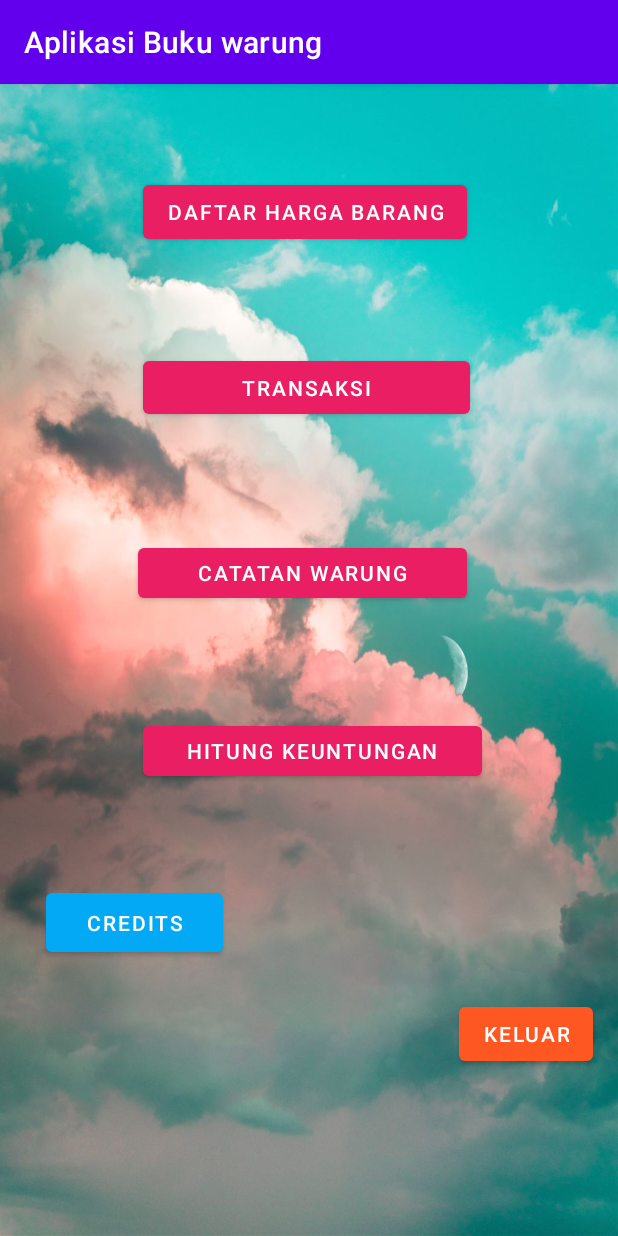
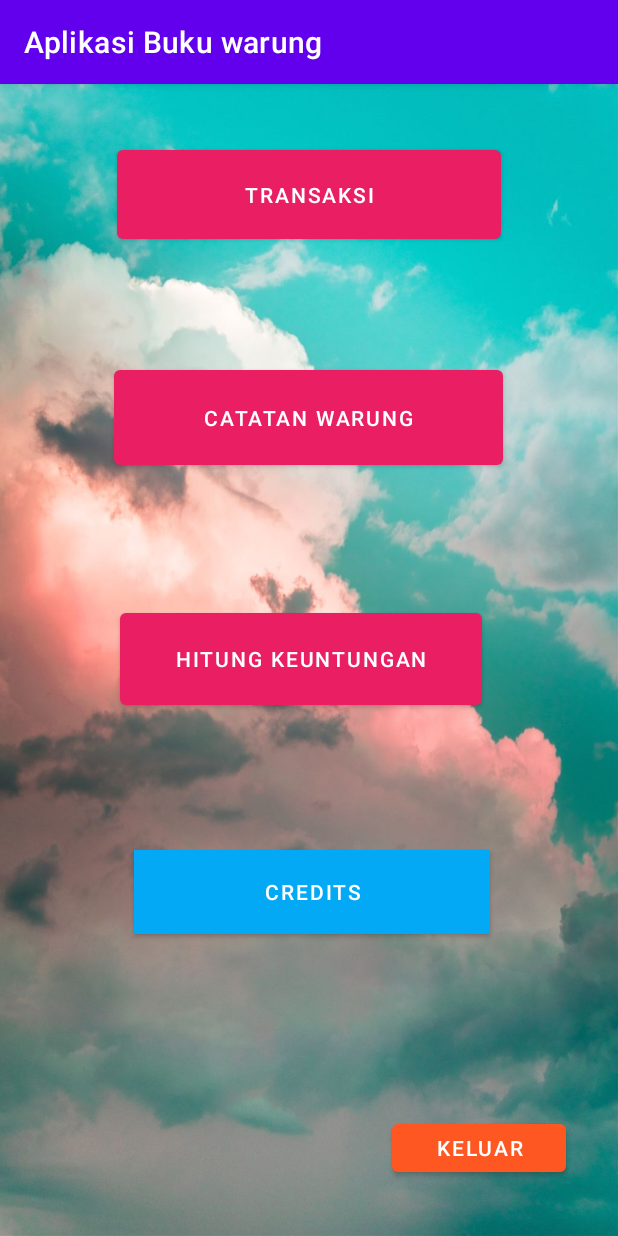
Before and after one commit to IF19BGanangRizkiSaputro/FinalProjek_GanangRizkiSaputro, an Android app: the MainActivity screen opened directly, with no data from a screen before it, on a phone screen of 412 x 824 dp. Run offline under Robolectric (Android 15) with nearby library versions, the phone set to English and light mode, and no system bars; 1 statement that could not run was skipped.

Commit message:
Merapikan final projek

```diff
--- a/app/src/main/AndroidManifest.xml
+++ b/app/src/main/AndroidManifest.xml
@@ -15,7 +15,6 @@
         <activity android:name=".RegisterActivity" />
         <activity android:name=".TambahHutang" />
         <activity android:name=".Transaksi" />
-        <activity android:name=".DaftarHargaBarang" />
         <activity android:name=".LoginActivity" />
         <activity android:name=".MainActivity">
             <intent-filter>
--- a/app/src/main/java/com/example/sqlperpustaakaan/sqliteperpustakaan/bukuwarung/bukuwarung/aplikasibukuwarung/HitungKeuntungan.java
+++ b/app/src/main/java/com/example/sqlperpustaakaan/sqliteperpustakaan/bukuwarung/bukuwarung/aplikasibukuwarung/HitungKeuntungan.java
@@ -35,7 +35,5 @@ public class HitungKeuntungan extends AppCompatActivity {
 
                 }
             });
-
-
         }
     }
--- a/app/src/main/java/com/example/sqlperpustaakaan/sqliteperpustakaan/bukuwarung/bukuwarung/aplikasibukuwarung/MainActivity.java
+++ b/app/src/main/java/com/example/sqlperpustaakaan/sqliteperpustakaan/bukuwarung/bukuwarung/aplikasibukuwarung/MainActivity.java
@@ -10,7 +10,7 @@ import android.widget.Toast;
 
 public class MainActivity extends AppCompatActivity {
     DatabaseHelper db;
-    Button button1, button2, button3, button4,button5, logout;
+    Button button2, button3, button4,button5, logout;
 
 
     @Override
@@ -18,19 +18,11 @@ public class MainActivity extends AppCompatActivity {
         super.onCreate(savedInstanceState);
         setContentView(R.layout.activity_main);
 
-        button1 = (Button) findViewById(R.id.button1);
         button2 = (Button) findViewById(R.id.button2);
         button3 = (Button) findViewById(R.id.button3);
         button4 = (Button) findViewById(R.id.button4);
         button5 = (Button) findViewById(R.id.button5);
 
-        button1.setOnClickListener(new View.OnClickListener() {
-            @Override
-            public void onClick(View v) {
-                Intent intent = new Intent(MainActivity.this,DaftarHargaBarang.class);
-                startActivity(intent);
-            }
-        });
 
         button2.setOnClickListener(new View.OnClickListener() {
             @Override
@@ -79,7 +71,6 @@ public class MainActivity extends AppCompatActivity {
             startActivity(loginIntent);
             finish();
         }
-
         // logout
         logout.setOnClickListener(new View.OnClickListener() {
             @Override
--- a/app/src/main/java/com/example/sqlperpustaakaan/sqliteperpustakaan/bukuwarung/bukuwarung/aplikasibukuwarung/credit.java
+++ b/app/src/main/java/com/example/sqlperpustaakaan/sqliteperpustakaan/bukuwarung/bukuwarung/aplikasibukuwarung/credit.java
@@ -6,7 +6,7 @@ import android.os.Bundle;
 import android.widget.TextView;
 
 public class credit extends AppCompatActivity {
-        TextView textView4, textView5, textView6, textView7, textView8,textView12,textView13;
+        TextView textView4, textView5, textView6, textView7, textView8,textView12,textView13,textView15;
 
     @Override
     protected void onCreate(Bundle savedInstanceState) {
@@ -19,5 +19,6 @@ public class credit extends AppCompatActivity {
         textView8 = (TextView) findViewById(R.id.textView8);
         textView12=(TextView)findViewById(R.id.textView12);
         textView13=(TextView)findViewById(R.id.textView13);
+        textView15=(TextView)findViewById(R.id.textView15);
     }
 }
--- a/app/src/main/res/layout/activity_main.xml
+++ b/app/src/main/res/layout/activity_main.xml
@@ -7,84 +7,74 @@
     android:background="@drawable/bag3"
     tools:context=".MainActivity">
 
-    <Button
-        android:id="@+id/button1"
-        android:layout_width="wrap_content"
-        android:layout_height="wrap_content"
-        android:text="Daftar Harga Barang"
-        app:backgroundTint="#E91E63"
-        app:layout_constraintBottom_toBottomOf="parent"
-        app:layout_constraintEnd_toEndOf="parent"
-        app:layout_constraintHorizontal_bias="0.487"
-        app:layout_constraintStart_toStartOf="parent"
-        app:layout_constraintTop_toTopOf="parent"
-        app:layout_constraintVertical_bias="0.085" />
 
     <Button
         android:id="@+id/button2"
-        android:layout_width="218dp"
-        android:layout_height="47dp"
+        android:layout_width="256dp"
+        android:layout_height="71dp"
         android:text="Transaksi"
         app:backgroundTint="#E91E63"
         app:layout_constraintBottom_toBottomOf="parent"
         app:layout_constraintEnd_toEndOf="parent"
-        app:layout_constraintHorizontal_bias="0.492"
+        app:layout_constraintHorizontal_bias="0.502"
         app:layout_constraintStart_toStartOf="parent"
         app:layout_constraintTop_toTopOf="parent"
-        app:layout_constraintVertical_bias="0.248" />
+        app:layout_constraintVertical_bias="0.055" />
+
 
     <Button
         android:id="@+id/button3"
-        android:layout_width="219dp"
-        android:layout_height="45dp"
+        android:layout_width="259dp"
+        android:layout_height="75dp"
         android:text="Catatan Warung"
         app:backgroundTint="#E91E63"
         app:layout_constraintBottom_toBottomOf="parent"
         app:layout_constraintEnd_toEndOf="parent"
-        app:layout_constraintHorizontal_bias="0.479"
+        app:layout_constraintHorizontal_bias="0.497"
         app:layout_constraintStart_toStartOf="parent"
         app:layout_constraintTop_toTopOf="parent"
-        app:layout_constraintVertical_bias="0.42" />
+        app:layout_constraintVertical_bias="0.267" />
 
     <Button
         android:id="@+id/button4"
-        android:layout_width="226dp"
-        android:layout_height="45dp"
+        android:layout_width="241dp"
+        android:layout_height="73dp"
         android:text="Hitung Keuntungan"
         app:backgroundTint="#E91E63"
         app:layout_constraintBottom_toBottomOf="parent"
         app:layout_constraintEnd_toEndOf="parent"
-        app:layout_constraintHorizontal_bias="0.513"
+        app:layout_constraintHorizontal_bias="0.469"
         app:layout_constraintStart_toStartOf="parent"
         app:layout_constraintTop_toTopOf="parent"
-        app:layout_constraintVertical_bias="0.584" />
-
+        app:layout_constraintVertical_bias="0.499" />
 
     <Button
         android:id="@+id/button5"
-        android:layout_width="118dp"
-        android:layout_height="51dp"
+        android:layout_width="237dp"
+        android:layout_height="56dp"
+        android:background="#FFFFFF"
         android:text="Credits"
         app:backgroundTint="#03A9F4"
+        app:backgroundTintMode="src_in"
         app:layout_constraintBottom_toBottomOf="parent"
         app:layout_constraintEnd_toEndOf="parent"
-        app:layout_constraintHorizontal_bias="0.105"
+        app:layout_constraintHorizontal_bias="0.512"
         app:layout_constraintStart_toStartOf="parent"
         app:layout_constraintTop_toTopOf="parent"
-        app:layout_constraintVertical_bias="0.744" />
+        app:layout_constraintVertical_bias="0.717" />
 
     <Button
         android:id="@+id/btn_logout"
-        android:layout_width="wrap_content"
-        android:layout_height="wrap_content"
+        android:layout_width="116dp"
+        android:layout_height="44dp"
         android:text="KELUAR"
         app:backgroundTint="#FF5722"
         app:layout_constraintBottom_toBottomOf="parent"
         app:layout_constraintEnd_toEndOf="parent"
-        app:layout_constraintHorizontal_bias="0.949"
+        app:layout_constraintHorizontal_bias="0.884"
         app:layout_constraintStart_toStartOf="parent"
         app:layout_constraintTop_toTopOf="parent"
-        app:layout_constraintVertical_bias="0.846" />
+        app:layout_constraintVertical_bias="0.949" />
 
 
 </androidx.constraintlayout.widget.ConstraintLayout>
--- a/app/src/main/res/layout/activity_tambah_hutang.xml
+++ b/app/src/main/res/layout/activity_tambah_hutang.xml
@@ -6,7 +6,7 @@
     android:layout_width="match_parent"
     android:layout_height="match_parent"
     android:layout_margin="10dp"
-    android:background="@drawable/bag1"
+    android:background="@color/KUNING"
     tools:context=".TambahHutang">
 
     <ListView
--- a/app/src/main/res/layout/layout_row.xml
+++ b/app/src/main/res/layout/layout_row.xml
@@ -3,7 +3,7 @@
     xmlns:app="http://schemas.android.com/apk/res-auto"
     android:layout_width="match_parent"
     android:layout_height="match_parent"
-    android:background="@drawable/bag1">
+    android:background="#F57C00">
 
     <TextView
         android:id="@+id/task_tittle"
--- a/app/src/main/res/values/colors.xml
+++ b/app/src/main/res/values/colors.xml
@@ -12,4 +12,5 @@
     <color name="warna_tulisan">#000</color>
     <color name="warna_backgrounnd">#52EDCE</color>
     <color name="warnatulisannn">#000</color>
+    <color name="KUNING">#74EAF313</color>
 </resources>
--- a/app/src/main/res/values/strings.xml
+++ b/app/src/main/res/values/strings.xml
@@ -8,4 +8,5 @@
     <string name="strprakoso_gmail_com">strprakoso@gmail.com</string>
     <string name="sahasrestufaozi78_gmail_com">sahasrestufaozi78@gmail.com</string>
     <string name="reset">RESET</string>
+    <string name="daniiyan439_gmail_com">Daniiyan439@gmail.com</string>
 </resources>
```
Also changed, not shown: app/src/main/java/com/example/sqlperpustaakaan/sqliteperpustakaan/bukuwarung/bukuwarung/aplikasibukuwarung/DaftarHargaBarang.java (deleted, +0 -14 lines), app/src/main/res/layout/activity_credit.xml (+15 -0 lines), app/src/main/res/layout/activity_daftar_harga_barang.xml (deleted, +0 -178 lines), app/src/main/res/layout/activity_hitung_keuntungan.xml (+3 -7 lines), app/src/main/res/drawable/mesin_kasir.png (added), 366 other files.
